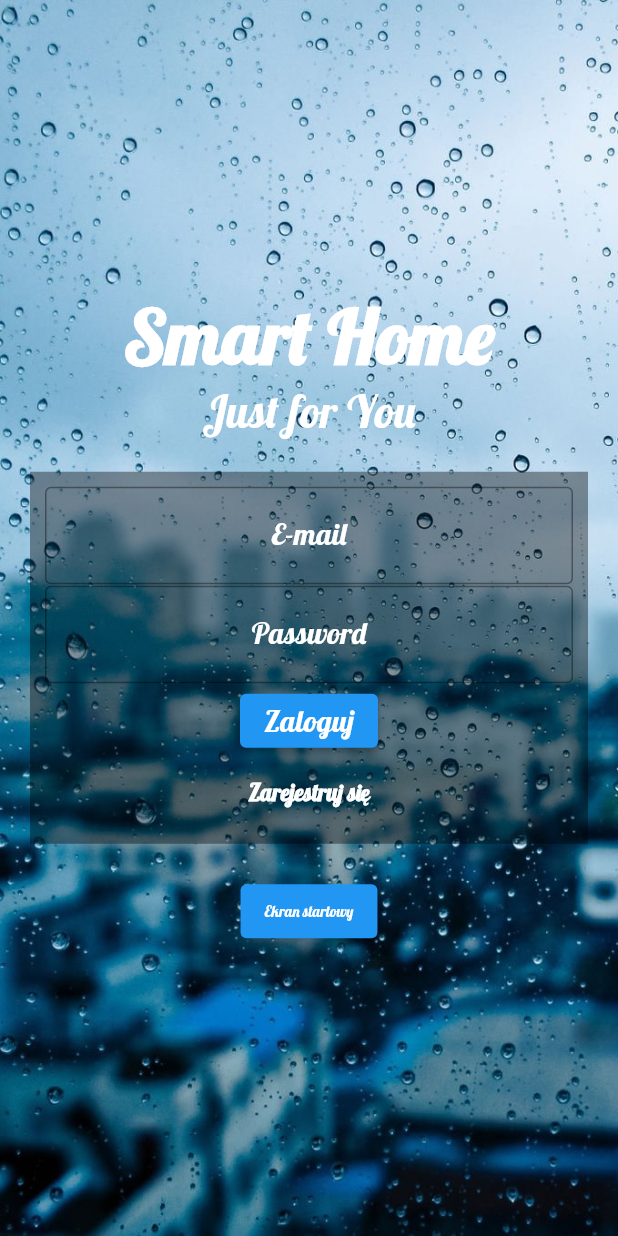
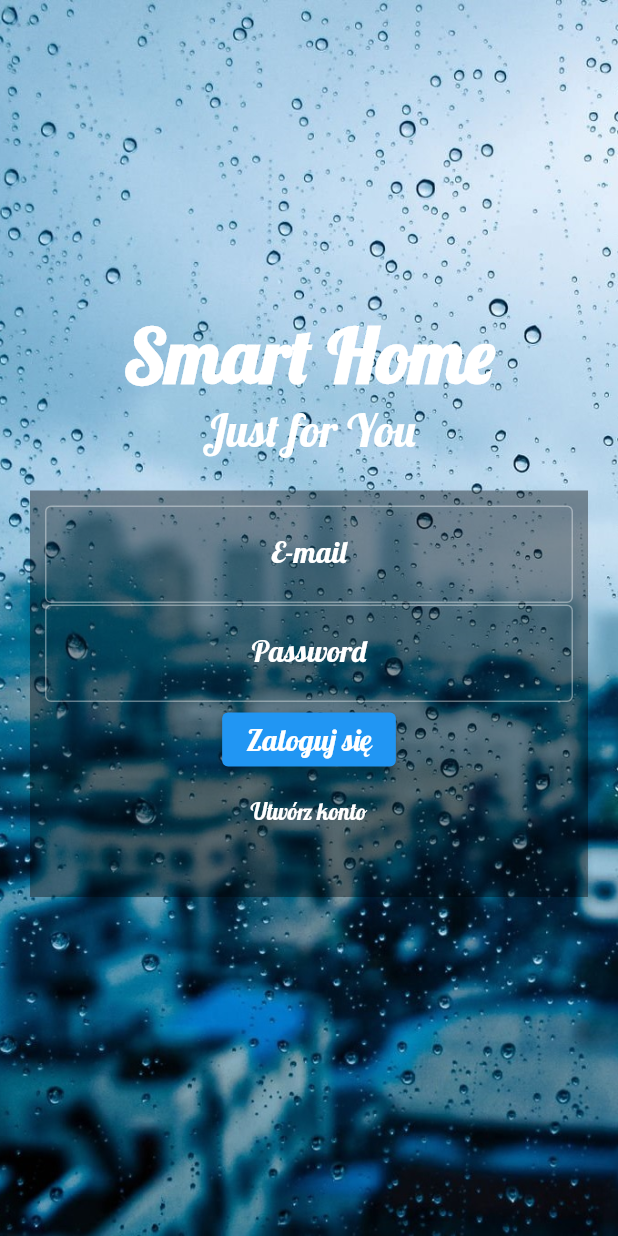
Before and after one commit to stanislawszewerda/smart_home, a Flutter app: the LoginPage screen opened directly, on a phone screen of 412 x 824 dp. Run offline on Flutter 3.47's test engine with Material 2 defaults, Android fonts, the phone set to English and light mode, and no system bars; our stand-ins replace firebase_auth, firebase_core, google_fonts; accounts and stored records are empty; network calls fail.

Commit message:
Make Login & Registration possible

```diff
--- a/lib/app/login/login_page.dart
+++ b/lib/app/login/login_page.dart
@@ -6,30 +6,73 @@ import 'package:google_fonts/google_fonts.dart';
 //import 'package:smart_home/app/welcome/welcome_page.dart';
 //import 'firebase_options.dart';
 
+//Login: stachuf16@gmail.com
+//Hasło: stachu14d
+
+/// Strona LoginPage umożliwia zalogowanie się użytkownika lub jego rejestrację w serwisie SmartHome
+///
+///
+///
+// Login Page - StatefulWidget umożliwia stosowania zmiennych które można modyfikować ja np. zmienna VAR
+// w przciwienstiwe do stateless widget który pozwala tylko na na stosowanie zmiennych przechowujacych
+// cały czas te same wartości
+// final sam wykrywa typ zmiennej
+// var tak samo wykrywa typ zmiennej
+
 class LoginPage extends StatefulWidget {
-  const LoginPage({
+  LoginPage({
     Key? key,
   }) : super(key: key);
+
+  // Po przerobieniu StatelessWidgeta na StatefulWidget tworzy się miejsce na
+  // trzymanie zmiennych FINAL - należy je trzymać w tym miejscu
+  // zaraz po LoginPage, przenosimy je więc w górę
+  // Przed każdym errorem w kodzie który pojawia się po przeniesieniu należy
+  // dodać
+  // widget.
+
+  final emailcontroler = TextEditingController();
+
+  final passwordcontroler = TextEditingController();
 
   @override
   State<LoginPage> createState() => _LoginPageState();
 }
 
-final emailcontroler = TextEditingController();
-
-final passwordcontroler = TextEditingController();
+///
+///
+/// w drugiej klasie (w tym przypadku) _LoginaPageState
+/// trzyma sie pozostałe zmienne tj. VAR
+///
+///
 
 class _LoginPageState extends State<LoginPage> {
-  FocusNode myFocusNode = FocusNode();
+  var errorMessage = '';
+
+  FocusNode myFocusNode =
+      FocusNode(); // FucusNode - w dlaszej czesci kodu pozwoli na obsługę koloru wypełnienia TextFormFielda Labelem
+
+  var isCreatingAccount = false;
+
+  ///
+  ///
+  ///
+  ///
 
   @override
   Widget build(BuildContext context) {
+    // Scaffold pozwala rozpoczać budowanie ekranu można go zawsze wyekstraktować jako osobny widget
     return Scaffold(
       backgroundColor: const Color.fromARGB(255, 0, 0, 0),
-      body: Container(
+      body:
+          // Container to prostokąt w którym można trzymać zawartość, buttony, textfieldy itd.
+          Container(
         decoration: const BoxDecoration(
           image: DecorationImage(
-              image: AssetImage('images/window.jpg'), fit: BoxFit.cover),
+              // AssetImage - jest funkcjonalnością którą jakoś trzeba implementować w Pubspcec.Yaml!!!
+              // Fit: BoxFit.Cover umożliwia dodanie zdjęcia
+              image: AssetImage('images/window.jpg'),
+              fit: BoxFit.cover),
         ),
         child: Center(
             child: Column(
@@ -53,6 +96,12 @@ class _LoginPageState extends State<LoginPage> {
               ),
             ),
             const SizedBox(height: 1),
+
+            ///
+            ///
+            ///
+            ///
+            ///
             Container(
               padding: const EdgeInsets.all(10.0),
               margin: const EdgeInsets.all(20.0),
@@ -61,6 +110,11 @@ class _LoginPageState extends State<LoginPage> {
               child: Center(
                 child: Column(
                   children: [
+                    ///
+                    ///
+                    ///
+                    ///
+                    ///
                     TextFormField(
                       decoration: InputDecoration(
                         fillColor: const Color.fromARGB(255, 255, 255, 255),
@@ -72,7 +126,7 @@ class _LoginPageState extends State<LoginPage> {
                                 ? const Color.fromARGB(255, 255, 255, 255)
                                 : const Color.fromARGB(255, 255, 255, 255)),
                       ),
-                      controller: emailcontroler,
+                      controller: widget.emailcontroler,
                       style: GoogleFonts.lobster(
                           fontSize: 20,
                           textStyle: const TextStyle(
@@ -81,6 +135,12 @@ class _LoginPageState extends State<LoginPage> {
                     const SizedBox(
                       height: 1,
                     ),
+
+                    ///
+                    ///
+                    ///
+                    ///
+                    ///
                     TextFormField(
                       focusNode: myFocusNode,
                       decoration: InputDecoration(
@@ -93,7 +153,7 @@ class _LoginPageState extends State<LoginPage> {
                                 ? const Color.fromARGB(255, 255, 255, 255)
                                 : const Color.fromARGB(255, 255, 255, 255)),
                       ),
-                      controller: passwordcontroler,
+                      controller: widget.passwordcontroler,
                       style: GoogleFonts.lobster(
                           fontSize: 20,
                           textStyle: const TextStyle(
@@ -102,21 +162,51 @@ class _LoginPageState extends State<LoginPage> {
                     const SizedBox(
                       height: 1,
                     ),
+
+                    ///
+                    ///
+                    ///
+                    ///
+                    ///
                     ElevatedButton(
                       style: ElevatedButton.styleFrom(primary: Colors.blue),
                       onPressed: () async {
+                        if (isCreatingAccount == true) {
+                          // REJESTRACJA
+                          try {
+                            await FirebaseAuth.instance
+                                .createUserWithEmailAndPassword(
+                              email: widget.emailcontroler.text,
+                              password: widget.passwordcontroler.text,
+                            );
+                          } catch (error) {
+                            setState(() {
+                              errorMessage = error.toString();
+                            });
+                            print(error);
+                          }
+                          ;
+                        } else {
+                          // LOGOWANIE
                           try {
                             await FirebaseAuth.instance
                                 .signInWithEmailAndPassword(
-                            email: emailcontroler.text,
-                            password: passwordcontroler.text,
+                              email: widget.emailcontroler.text,
+                              password: widget.passwordcontroler.text,
                             );
                           } catch (error) {
+                            setState(() {
+                              errorMessage = error.toString();
+                            });
                             print(error);
+                          }
+                          ;
                         }
                       },
                       child: Text(
-                        'Zaloguj',
+                        isCreatingAccount == true
+                            ? 'Zarejestruj się'
+                            : 'Zaloguj się',
                         style: GoogleFonts.lobster(
                           fontSize: 20,
                           textStyle: const TextStyle(
@@ -124,18 +214,61 @@ class _LoginPageState extends State<LoginPage> {
                         ),
                       ),
                     ),
+
+                    ///
+                    ///
+                    ///
+                    ///
+                    if (isCreatingAccount == false) ...[
                       TextButton(
-                      onPressed: () {},
+                        onPressed: () {
+                          setState(() {
+                            isCreatingAccount = true;
+                          });
+                        },
                         child: Text(
-                        'Zarejestruj się',
+                          'Utwórz konto',
                           style: GoogleFonts.lobster(
                             fontSize: 15,
-                          fontWeight: FontWeight.bold,
                             textStyle: const TextStyle(
                                 color: Color.fromARGB(255, 255, 255, 255)),
                           ),
                         ),
-                    )
+                      ),
+                    ],
+
+                    ///
+                    ///
+                    ///
+                    if (isCreatingAccount == true) ...[
+                      TextButton(
+                        onPressed: () {
+                          setState(() {
+                            isCreatingAccount = false;
+                          });
+                        },
+                        child: Text(
+                          'Masz już konto?',
+                          style: GoogleFonts.lobster(
+                            fontSize: 15,
+                            textStyle: const TextStyle(
+                                color: Color.fromARGB(255, 255, 255, 255)),
+                          ),
+                        ),
+                      ),
+                    ],
+
+                    ///
+                    ///
+                    ///
+                    Text(
+                      errorMessage,
+                      style: GoogleFonts.lobster(
+                        fontSize: 18,
+                        textStyle: const TextStyle(
+                            color: Color.fromARGB(255, 255, 255, 255)),
+                      ),
+                    ),
                   ],
                 ),
               ),
@@ -143,20 +276,10 @@ class _LoginPageState extends State<LoginPage> {
             const SizedBox(
               height: 1,
             ),
-            ElevatedButton(
-              style: ElevatedButton.styleFrom(primary: Colors.blue),
-              onPressed: () {
-                Navigator.of(context).pop();
-              },
-              child: Text(
-                'Ekran startowy',
-                style: GoogleFonts.lobster(
-                  fontSize: 10,
-                  textStyle: const TextStyle(
-                      color: Color.fromARGB(255, 255, 255, 255)),
-                ),
-              ),
-            ),
+
+            ///
+            ///
+            ///
           ],
         )),
       ),
--- a/lib/app/welcome/welcome_page.dart
+++ b/lib/app/welcome/welcome_page.dart
@@ -1,6 +1,7 @@
 //import 'package:firebase_auth/firebase_auth.dart';
 import 'package:flutter/material.dart';
 import 'package:google_fonts/google_fonts.dart';
+import 'package:smart_home/app/home/home_page.dart';
 import 'package:smart_home/app/login/login_page.dart';
 //import 'package:smart_home/main.dart';
 //import 'package:firebase_core/firebase_core.dart';
@@ -47,11 +48,10 @@ class WelcomePage extends StatelessWidget {
             ElevatedButton(
               style: ElevatedButton.styleFrom(primary: Colors.black),
               onPressed: () {
-                Navigator.of(context)
-                    .push(MaterialPageRoute(builder: (_) => const LoginPage()));
+                Navigator.of(context).pop();
               },
               child: Text(
-                'Rozpocznij',
+                'HomePage',
                 style: GoogleFonts.lobster(
                     fontSize: 50,
                     textStyle: const TextStyle(
```
Also changed, not shown: lib/app/home/home_page.dart (+52 -7 lines), lib/main.dart (+5 -5 lines). Lines whose indentation alone changed are shown as unchanged.
